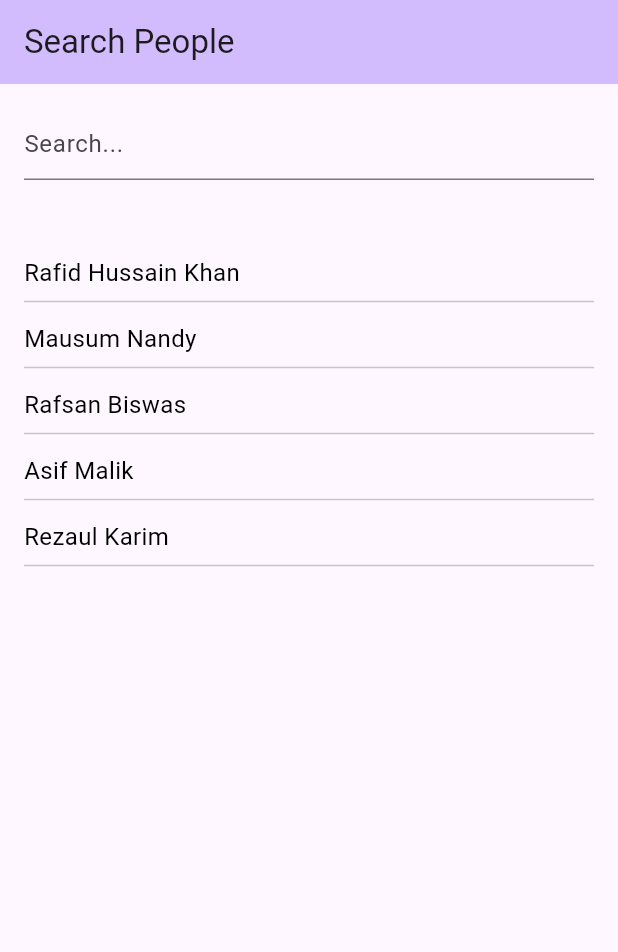
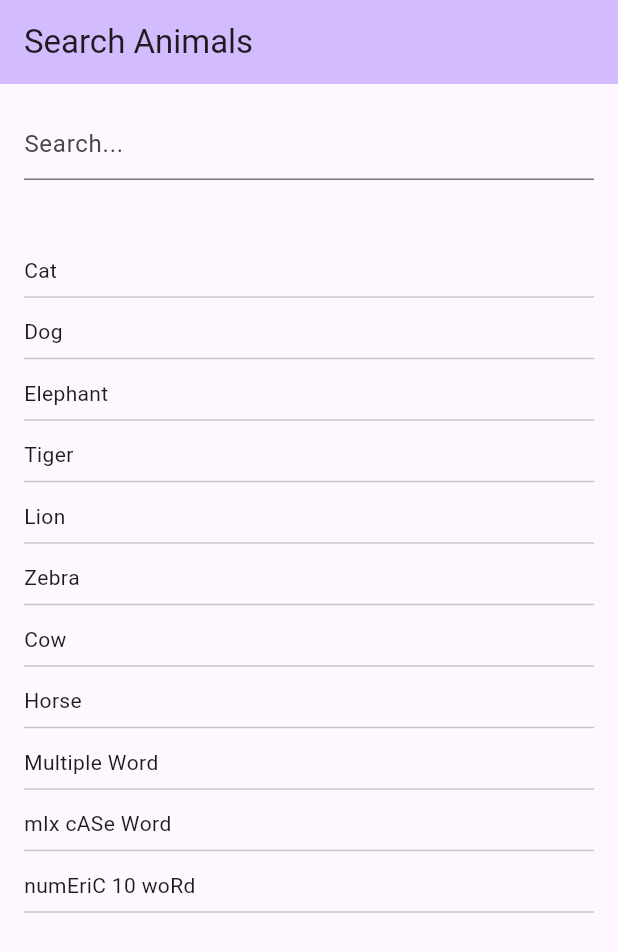
Before and after one commit to RafidKhan/flutter_character_search, a Flutter app: the screen it shows after launch, on a phone screen of 412 x 824 dp. Shown: the top 952 px of the screen. Run offline on Flutter 3.47's test engine with Material 2 defaults, Android fonts, the light colour scheme and no system bars.

Commit message:
improvise search feature

```diff
--- a/lib/main.dart
+++ b/lib/main.dart
@@ -1,5 +1,5 @@
-import 'package:character_search/user_model.dart';
-import 'package:character_search/user_tile.dart';
+import 'package:character_search/modules/home_page/view/home_page_screen.dart';
+
 import 'package:flutter/material.dart';
 
 void main() {
@@ -9,90 +9,18 @@ void main() {
 class MyApp extends StatelessWidget {
   const MyApp({super.key});
 
-  // This widget is the root of your application.
   @override
   Widget build(BuildContext context) {
     return MaterialApp(
       title: 'Flutter Demo',
       debugShowCheckedModeBanner: false,
       theme: ThemeData(
-        colorScheme: ColorScheme.fromSeed(seedColor: Colors.deepPurple),
+        colorScheme: ColorScheme.fromSeed(
+          seedColor: Colors.deepPurple,
+        ),
         useMaterial3: true,
       ),
-      home: const MyHomePage(),
+      home: const HomePageScreen(),
     );
   }
 }
-
-class MyHomePage extends StatefulWidget {
-  const MyHomePage({
-    super.key,
-  });
-
-  @override
-  State<MyHomePage> createState() => _MyHomePageState();
-}
-
-class _MyHomePageState extends State<MyHomePage> {
-  final TextEditingController textEditingController = TextEditingController();
-
-  final List<UserModel> users = [
-    const UserModel(name: "Rafid Hussain Khan", email: "rafid@gmail.com"),
-    const UserModel(name: "Mausum Nandy", email: "mausum@gmail.com"),
-    const UserModel(name: "Rafsan Biswas", email: "rafsan@gmail.com"),
-    const UserModel(name: "Asif Malik", email: "asif@gmail.com"),
-    const UserModel(name: "Rezaul Karim", email: "rezaul@gmail.com"),
-  ];
-
-  @override
-  Widget build(BuildContext context) {
-    return Scaffold(
-      appBar: AppBar(
-        backgroundColor: Theme.of(context).colorScheme.inversePrimary,
-        title: const Text("Search People"),
-      ),
-      body: Padding(
-        padding: const EdgeInsets.all(16),
-        child: Column(
-          children: [
-            TextField(
-              controller: textEditingController,
-              decoration: const InputDecoration(hintText: "Search..."),
-              onChanged: (v) {
-                setState(() {});
-              },
-            ),
-            const SizedBox(
-              height: 50,
-            ),
-            Expanded(
-              child: ListView.builder(
-                itemCount: users.length,
-                itemBuilder: (context, index) {
-                  final element = users[index];
-
-                  final name = element.name.toLowerCase().replaceAll(" ", "");
-                  final query = textEditingController.text
-                      .toLowerCase()
-                      .replaceAll(" ", "");
-
-                  if (query.isEmpty ||
-                      query.contains(name) ||
-                      name.contains(query) ||
-                      name == query) {
-                    return UserTile(
-                      model: element,
-                      query: query,
-                    );
-                  }
-
-                  return const SizedBox();
-                },
-              ),
-            )
-          ],
-        ),
-      ),
-    );
-  }
-}
--- /dev/null
+++ b/lib/modules/home_page/components/user_tile.dart
@@ -0,0 +1,42 @@
+import 'package:character_search/modules/home_page/model/animal_model.dart';
+import 'package:flutter/material.dart';
+
+class UserTile extends StatelessWidget {
+  final AnimalModel model;
+  final String query;
+
+  const UserTile({
+    Key? key,
+    required this.model,
+    required this.query,
+  }) : super(key: key);
+
+  @override
+  Widget build(BuildContext context) {
+    final String name = model.name;
+    final String queryLowerCase = query.toLowerCase();
+    final String queryUpperCase = query.toUpperCase();
+
+    return Container(
+      margin: const EdgeInsets.only(bottom: 5),
+      child: Column(
+        crossAxisAlignment: CrossAxisAlignment.start,
+        children: [
+          Wrap(
+            children: List.generate(name.length, (index) {
+              final String char = name[index];
+              return Text(char,
+                  style: TextStyle(
+                    color: (queryUpperCase.contains(char) ||
+                            queryLowerCase.contains(char))
+                        ? Colors.red
+                        : null,
+                  ));
+            }),
+          ),
+          const Divider()
+        ],
+      ),
+    );
+  }
+}
--- /dev/null
+++ b/lib/modules/home_page/controller/home_controller.dart
@@ -0,0 +1,27 @@
+import 'package:character_search/modules/home_page/model/animal_model.dart';
+import 'package:flutter/material.dart';
+
+class HomeController {
+  HomeController() {
+    textEditingController.addListener(() {
+      queryText.value = textEditingController.text.trim();
+    });
+  }
+
+  final TextEditingController textEditingController = TextEditingController();
+  final ValueNotifier<String> queryText = ValueNotifier("");
+
+  final List<AnimalModel> animals = [
+    const AnimalModel(name: "Cat", id: 0),
+    const AnimalModel(name: "Dog", id: 1),
+    const AnimalModel(name: "Elephant", id: 2),
+    const AnimalModel(name: "Tiger", id: 3),
+    const AnimalModel(name: "Lion", id: 4),
+    const AnimalModel(name: "Zebra", id: 5),
+    const AnimalModel(name: "Cow", id: 6),
+    const AnimalModel(name: "Horse", id: 7),
+    const AnimalModel(name: "Multiple Word", id: 8),
+    const AnimalModel(name: "mIx cASe Word", id: 9),
+    const AnimalModel(name: "numEriC 10 woRd", id: 10),
+  ];
+}
--- /dev/null
+++ b/lib/modules/home_page/model/animal_model.dart
@@ -0,0 +1,9 @@
+class AnimalModel {
+  final String name;
+  final int id;
+
+  const AnimalModel({
+    required this.name,
+    required this.id,
+  });
+}
--- /dev/null
+++ b/lib/modules/home_page/view/home_page_screen.dart
@@ -0,0 +1,66 @@
+import 'package:character_search/modules/home_page/components/user_tile.dart';
+import 'package:character_search/modules/home_page/controller/home_controller.dart';
+import 'package:flutter/material.dart';
+
+class HomePageScreen extends StatelessWidget {
+  const HomePageScreen({
+    super.key,
+  });
+
+  @override
+  Widget build(BuildContext context) {
+    final controller = HomeController();
+
+    return Scaffold(
+      appBar: AppBar(
+        backgroundColor: Theme.of(context).colorScheme.inversePrimary,
+        title: const Text("Search Animals"),
+      ),
+      body: Padding(
+        padding: const EdgeInsets.all(16),
+        child: Column(
+          children: [
+            TextField(
+              controller: controller.textEditingController,
+              decoration: const InputDecoration(hintText: "Search..."),
+            ),
+            const SizedBox(
+              height: 50,
+            ),
+            ValueListenableBuilder(
+                valueListenable: controller.queryText,
+                builder: (context, data, child) {
+                  return Expanded(
+                    child: ListView.builder(
+                      physics: const BouncingScrollPhysics(),
+                      itemCount: controller.animals.length,
+                      itemBuilder: (context, index) {
+                        final element = controller.animals[index];
+
+                        final name =
+                            element.name.toLowerCase().replaceAll(" ", "");
+                        final query = controller.queryText.value
+                            .toLowerCase()
+                            .replaceAll(" ", "");
+
+                        if (query.isEmpty ||
+                            query.contains(name) ||
+                            name.contains(query) ||
+                            name == query) {
+                          return UserTile(
+                            model: element,
+                            query: query,
+                          );
+                        }
+
+                        return const SizedBox();
+                      },
+                    ),
+                  );
+                })
+          ],
+        ),
+      ),
+    );
+  }
+}
--- a/lib/user_model.dart
+++ /dev/null
@@ -1,6 +0,0 @@
-class UserModel {
-  final String name;
-  final String email;
-
-  const UserModel({required this.name, required this.email});
-}
--- a/lib/user_tile.dart
+++ /dev/null
@@ -1,86 +0,0 @@
-import 'package:character_search/user_model.dart';
-import 'package:flutter/material.dart';
-
-class UserTile extends StatelessWidget {
-  final UserModel model;
-  final String query;
-
-  const UserTile({
-    Key? key,
-    required this.model,
-    required this.query,
-  }) : super(key: key);
-
-  @override
-  Widget build(BuildContext context) {
-    final String name = model.name;
-    final Map<String, int> mapName = {};
-
-    for (int i = 0; i < query.length; i++) {
-      final key = query[i].toLowerCase();
-      mapName[key] = 0;
-    }
-
-    TextStyle getTextStyle(String txt) {
-      bool result = false;
-      late TextStyle textStyle;
-      mapName.forEach((key, value) {
-        if (mapName[key] == mapName[txt]) {
-          if (mapName[key] != null) {
-            mapName[key] = mapName[key]! + 1;
-          }
-        }
-      });
-
-      if (mapName[txt] == 1) {
-        result = true;
-      }
-
-      if (result) {
-        textStyle = const TextStyle(
-          fontWeight: FontWeight.bold,
-          color: Colors.red,
-          fontSize: 16,
-        );
-      } else {
-        textStyle = const TextStyle(
-          fontWeight: FontWeight.normal,
-          color: Colors.black,
-          fontSize: 16,
-        );
-      }
-
-      if (query
-          .toLowerCase()
-          .replaceAll(" ", "")
-          .contains(name.toLowerCase().replaceAll(" ", ""))) {
-        textStyle = const TextStyle(
-          fontWeight: FontWeight.bold,
-          color: Colors.red,
-          fontSize: 16,
-        );
-      }
-
-      return textStyle;
-    }
-
-    return Container(
-      margin: const EdgeInsets.only(bottom: 5),
-      child: Column(
-        crossAxisAlignment: CrossAxisAlignment.start,
-        children: [
-          Wrap(
-            children: List.generate(name.length, (index) {
-              final String char = name[index];
-              return Text(
-                char,
-                style: getTextStyle(char.toLowerCase()),
-              );
-            }),
-          ),
-          const Divider()
-        ],
-      ),
-    );
-  }
-}
```
